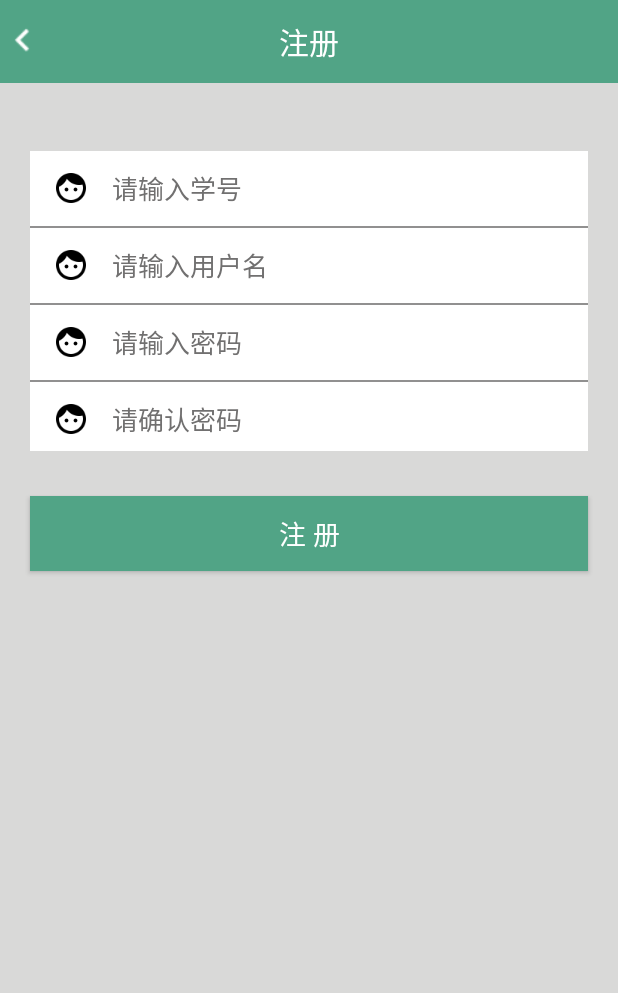
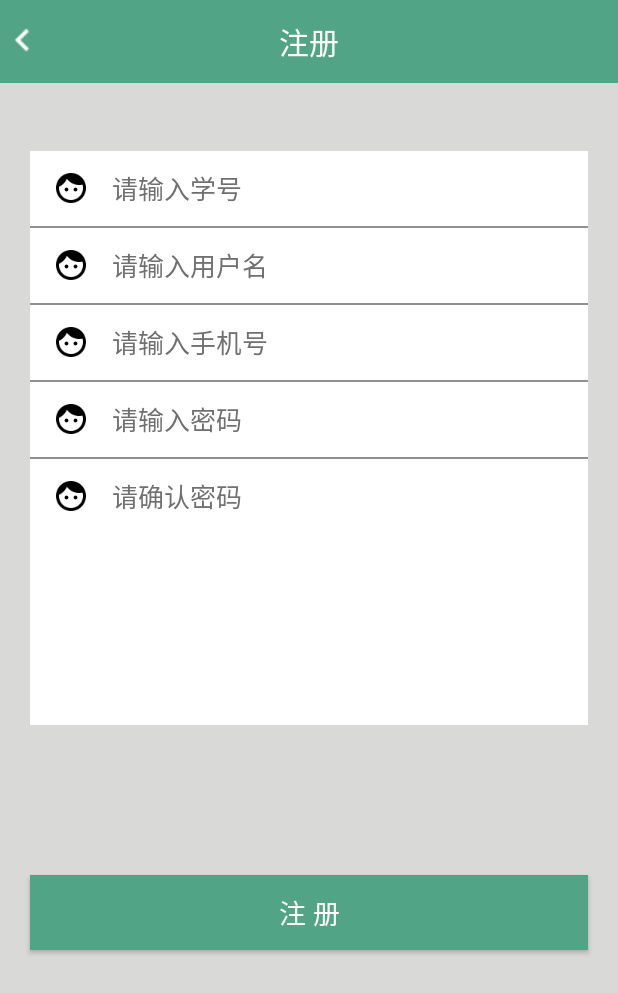
Before and after one commit to jind5182/PKU-Map, an Android app: the Signup screen opened directly, with no data from a screen before it, on a phone screen of 412 x 824 dp. Shown: the top 993 px of the screen. Run offline under Robolectric (Android 15) with nearby library versions, the phone set to English and light mode, and no system bars.

Commit message:
GetInfo for login

```diff
--- a/app/src/main/res/layout/signup.xml
+++ b/app/src/main/res/layout/signup.xml
@@ -26,7 +26,8 @@
         android:layout_height="match_parent"
         android:orientation="vertical"
         android:layout_below="@+id/textView"
-        android:background="#d9d9d8">
+        android:background="#d9d9d8"
+        android:weightSum="1">
 
         <LinearLayout
             android:layout_width="match_parent"
@@ -37,7 +38,8 @@
             android:orientation="vertical"
             android:background="#FFFFFF"
             android:showDividers="middle"
-            android:divider="@drawable/divider">
+            android:divider="@drawable/divider"
+            android:layout_weight="0.49">
 
             <EditText
                 android:id="@+id/suid"
@@ -57,6 +59,18 @@
                 android:layout_height="50dp"
                 android:drawableLeft="@mipmap/ic_face_black"
                 android:hint="请输入用户名"
+                android:textColorHint="#717070"
+                android:textColor="#000000"
+                android:textSize="17sp"
+                android:drawablePadding="15dp"
+                android:paddingLeft="15dp"
+                android:background="@null"/>
+            <EditText
+                android:id="@+id/suphonenumber"
+                android:layout_width="match_parent"
+                android:layout_height="50dp"
+                android:drawableLeft="@mipmap/ic_face_black"
+                android:hint="请输入手机号"
                 android:textColorHint="#717070"
                 android:textColor="#000000"
                 android:textSize="17sp"
@@ -94,7 +108,7 @@
             android:layout_width="match_parent"
             android:layout_height="50dp"
             android:background="#51a486"
-            android:layout_marginTop="30dp"
+            android:layout_marginTop="100dp"
             android:layout_marginLeft="20dp"
             android:layout_marginRight="20dp"
             android:text="注 册"
```
Also changed, not shown: app/src/main/java/com/example/macpro/pku_map/Signup.java (+24 -14 lines).
